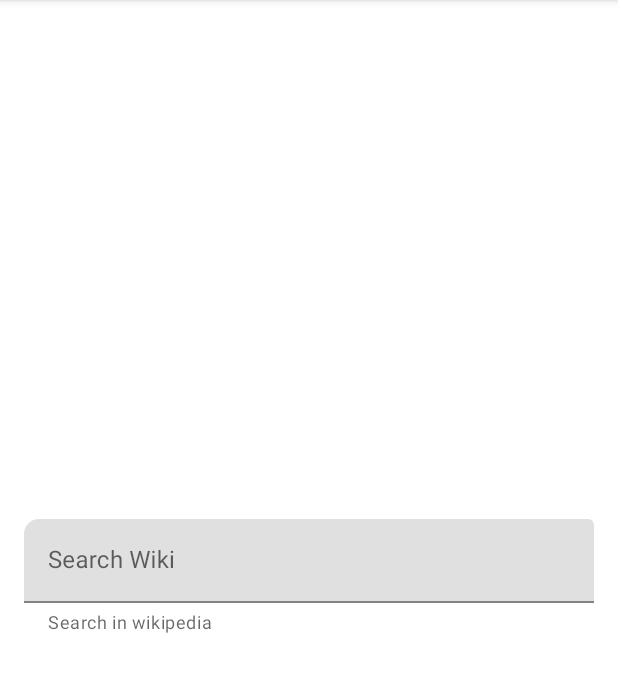
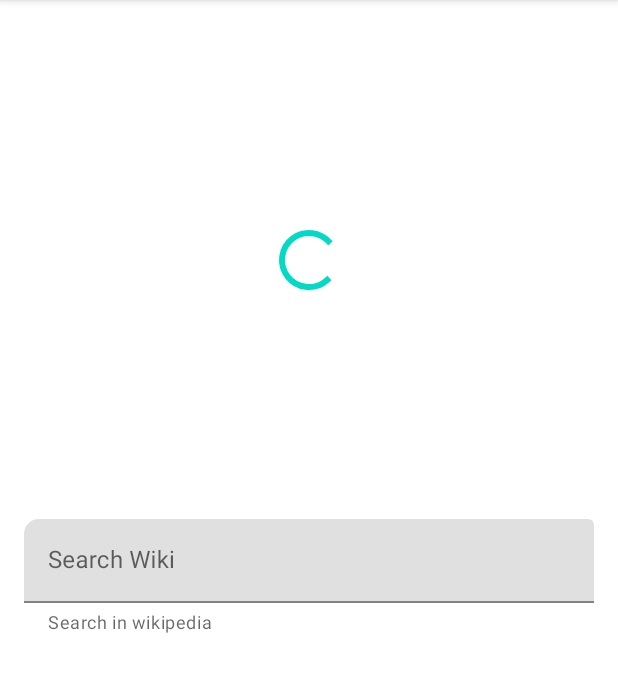
Before and after one commit to Rogoz208/Nasa-Picture, an Android app: the fragment NasaPodFragment placed in its activity, on a phone screen of 412 x 824 dp, the part 84-761 px from its top. Run offline under Robolectric (Android 15) with nearby library versions, the phone set to English and light mode, and no system bars; libraries missing offline, so code that uses them is left out: by.kirich1409.viewbindingdelegate; pictures from the network do not load; 5 statements that could not run were skipped.

Commit message:
lesson-1: added progress bars

```diff
--- a/app/src/main/java/com/rogoz208/nasapicture/ui/screens/picture/NasaPodContract.kt
+++ b/app/src/main/java/com/rogoz208/nasapicture/ui/screens/picture/NasaPodContract.kt
@@ -7,6 +7,7 @@ class NasaPodContract {
 
     interface ViewModel{
         val nasaPodLiveData: LiveData<NasaPodEntity>
+        val isPodLoadedLiveData: LiveData<Boolean>
 
         fun getData()
     }
--- a/app/src/main/java/com/rogoz208/nasapicture/ui/screens/picture/NasaPodViewModel.kt
+++ b/app/src/main/java/com/rogoz208/nasapicture/ui/screens/picture/NasaPodViewModel.kt
@@ -1,6 +1,7 @@
 package com.rogoz208.nasapicture.ui.screens.picture
 
 import android.util.Log
+import androidx.lifecycle.LiveData
 import androidx.lifecycle.MutableLiveData
 import androidx.lifecycle.ViewModel
 import com.rogoz208.nasapicture.domain.entities.NasaPodEntity
@@ -10,11 +11,14 @@ class NasaPodViewModel(private val nasaPodRepo: NasaPodRepo) :
     ViewModel(), NasaPodContract.ViewModel {
 
     override val nasaPodLiveData = MutableLiveData<NasaPodEntity>()
+    override val isPodLoadedLiveData = MutableLiveData(false)
 
     override fun getData() {
+        isPodLoadedLiveData.postValue(false)
         nasaPodRepo.getPictureOfTheDayAsync(
             onSuccess = { nasaPictureEntity ->
                 nasaPodLiveData.postValue(nasaPictureEntity)
+                isPodLoadedLiveData.postValue(true)
             },
             onError = { error ->
                 Log.d("@@@", error.message.toString())
--- a/app/src/main/res/layout/bottom_sheet_pod_description.xml
+++ b/app/src/main/res/layout/bottom_sheet_pod_description.xml
@@ -16,6 +16,15 @@
         android:layout_height="1dp"
         android:layout_marginTop="5dp"
         android:background="#663b4351"
+        app:layout_constraintEnd_toEndOf="parent"
+        app:layout_constraintStart_toStartOf="parent"
+        app:layout_constraintTop_toTopOf="parent" />
+
+    <ProgressBar
+        android:id="@+id/pod_description_loading_progress_bar"
+        android:layout_width="wrap_content"
+        android:layout_height="wrap_content"
+        app:layout_constraintBottom_toBottomOf="parent"
         app:layout_constraintEnd_toEndOf="parent"
         app:layout_constraintStart_toStartOf="parent"
         app:layout_constraintTop_toTopOf="parent" />
--- a/app/src/main/res/layout/fragment_nasa_pod.xml
+++ b/app/src/main/res/layout/fragment_nasa_pod.xml
@@ -18,6 +18,15 @@
             app:layout_constraintStart_toStartOf="parent"
             app:layout_constraintTop_toTopOf="parent"
             tools:background="@color/black" />
+
+        <ProgressBar
+            android:id="@+id/pod_loading_progress_bar"
+            android:layout_width="wrap_content"
+            android:layout_height="wrap_content"
+            app:layout_constraintBottom_toTopOf="@id/wiki_search_input_layout"
+            app:layout_constraintEnd_toEndOf="parent"
+            app:layout_constraintStart_toStartOf="parent"
+            app:layout_constraintTop_toTopOf="parent" />
 
         <com.google.android.material.textfield.TextInputLayout
             android:id="@+id/wiki_search_input_layout"
```
Also changed, not shown: app/src/main/java/com/rogoz208/nasapicture/ui/screens/picture/NasaPodFragment.kt (+7 -0 lines).
